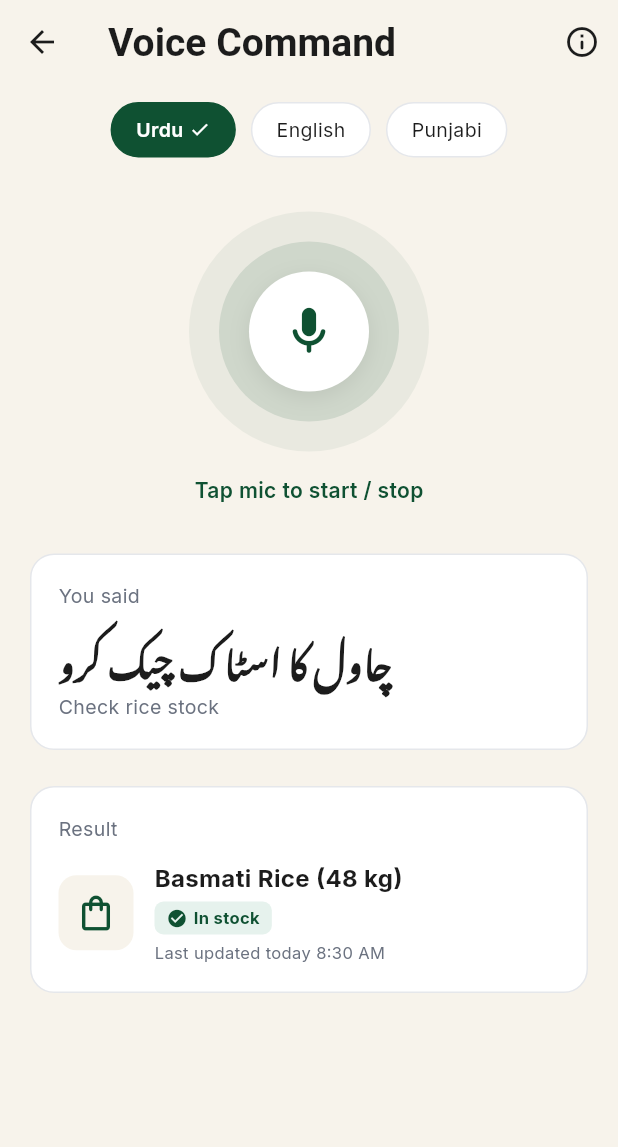
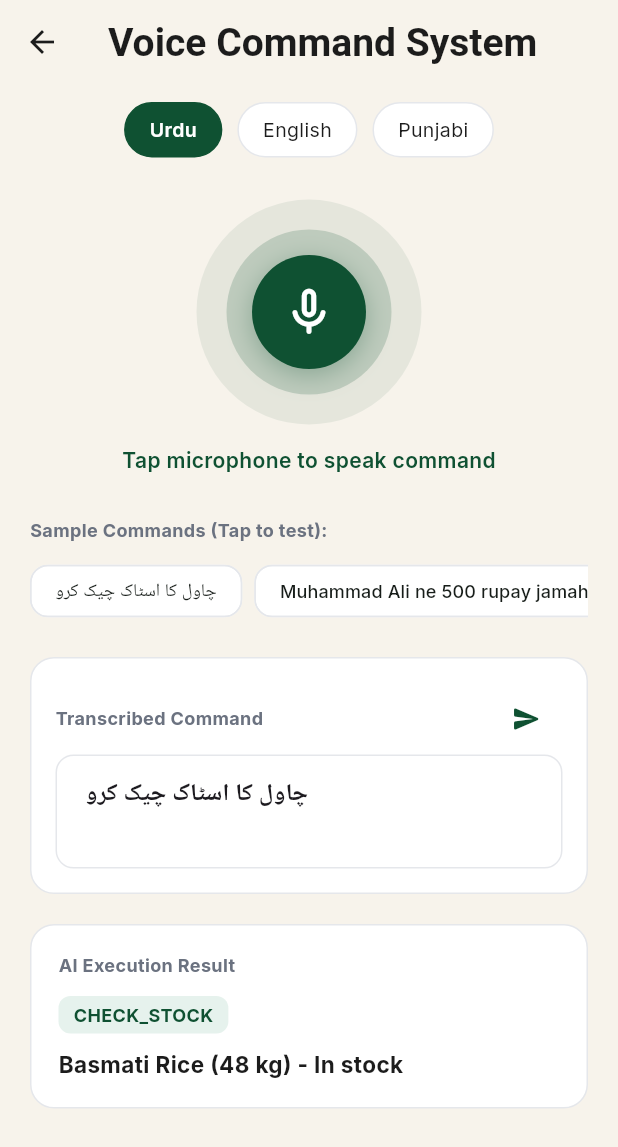
Before and after one commit to AbdulRehman732/Smartkhata, a Flutter app: the VoiceCommandScreen screen opened directly, on a phone screen of 412 x 824 dp. Shown: the top 1147 px of the screen. Run offline on Flutter 3.47's test engine with Material 3 defaults, Android fonts, the phone set to English and light mode, and no system bars; our stand-ins replace google_fonts, shared_preferences, speech_to_text, sqflite; accounts and stored records are empty; Roboto replaces fonts that are missing (Instrument Serif).

Commit message:
Integrate live microphone recording (speech_to_text) in voice command system

```diff
--- a/smart_khata_app/lib/screens/voice_command_screen.dart
+++ b/smart_khata_app/lib/screens/voice_command_screen.dart
@@ -1,5 +1,6 @@
 import 'package:flutter/material.dart';
 import 'package:google_fonts/google_fonts.dart';
+import 'package:speech_to_text/speech_to_text.dart' as stt;
 import '../core/api_client.dart';
 import '../core/constants.dart';
 
@@ -12,14 +13,18 @@ class VoiceCommandScreen extends StatefulWidget {
 
 class _VoiceCommandScreenState extends State<VoiceCommandScreen> {
   final _promptController = TextEditingController(text: 'چاول کا اسٹاک چیک کرو');
+  late stt.SpeechToText _speech;
+  bool _isListening = false;
+  bool _speechAvailable = false;
   bool _isProcessing = false;
-  String _selectedLanguage = 'Urdu';
+  String _selectedLanguage = 'Urdu'; // 'Urdu', 'English', 'Punjabi'
   Map<String, dynamic>? _responseResult;
 
   @override
   void initState() {
     super.initState();
-    // Default demo intent result matching design 3
+    _speech = stt.SpeechToText();
+    _initSpeech();
     _responseResult = {
       'intent': 'CHECK_STOCK',
       'reply': 'Basmati Rice (48 kg) - In stock',
@@ -29,12 +34,84 @@ class _VoiceCommandScreenState extends State<VoiceCommandScreen> {
     };
   }
 
+  Future<void> _initSpeech() async {
+    try {
+      bool available = await _speech.initialize(
+        onStatus: (status) {
+          if (status == 'done' || status == 'notListening') {
+            if (_isListening) {
+              setState(() => _isListening = false);
+              if (_promptController.text.trim().isNotEmpty) {
+                _sendTextCommand(_promptController.text);
+              }
+            }
+          }
+        },
+        onError: (errorNotification) {
+          setState(() => _isListening = false);
+        },
+      );
+      setState(() {
+        _speechAvailable = available;
+      });
+    } catch (_) {
+      setState(() {
+        _speechAvailable = false;
+      });
+    }
+  }
+
+  void _toggleListening() async {
+    if (_isListening) {
+      await _speech.stop();
+      setState(() => _isListening = false);
+      if (_promptController.text.trim().isNotEmpty) {
+        _sendTextCommand(_promptController.text);
+      }
+    } else {
+      if (!_speechAvailable) {
+        bool reinit = await _speech.initialize();
+        if (!reinit) {
+          if (!mounted) return;
+          ScaffoldMessenger.of(context).showSnackBar(
+            const SnackBar(
+              content: Text('Microphone permission not granted or speech recognition unavailable.'),
+              backgroundColor: AppConstants.alertRed,
+            ),
+          );
+          return;
+        }
+      }
+
+      String locale = 'ur_PK';
+      if (_selectedLanguage == 'English') {
+        locale = 'en_US';
+      } else if (_selectedLanguage == 'Punjabi') {
+        locale = 'ur_PK'; // Urdu/Punjabi ASR engine locale
+      }
+
+      setState(() {
+        _isListening = true;
+      });
+
+      _speech.listen(
+        localeId: locale,
+        onResult: (result) {
+          setState(() {
+            _promptController.text = result.recognizedWords;
+          });
+        },
+      );
+    }
+  }
+
   Future<void> _sendTextCommand([String? overrideText]) async {
     final text = (overrideText ?? _promptController.text).trim();
     if (text.isEmpty) return;
 
     setState(() {
       _isProcessing = true;
+      _promptController.text = text;
     });
 
     try {
@@ -65,19 +142,13 @@ class _VoiceCommandScreenState extends State<VoiceCommandScreen> {
           onPressed: () => Navigator.pop(context),
         ),
         title: Text(
-          'Voice Command',
+          'Voice Command System',
           style: GoogleFonts.instrumentSerif(
             color: AppConstants.charcoal,
             fontSize: 26,
             fontWeight: FontWeight.bold,
           ),
         ),
-        actions: [
-          IconButton(
-            icon: const Icon(Icons.info_outline_rounded, color: AppConstants.charcoal),
-            onPressed: () {},
-          ),
-        ],
       ),
       body: SingleChildScrollView(
         padding: const EdgeInsets.symmetric(horizontal: 20.0, vertical: 12.0),
@@ -94,45 +165,52 @@ class _VoiceCommandScreenState extends State<VoiceCommandScreen> {
                 _buildLangChip('Punjabi', _selectedLanguage == 'Punjabi'),
               ],
             ),
-            const SizedBox(height: 36),
+            const SizedBox(height: 28),
 
-            // 2. Central Mic Recording Animation Container
+            // 2. Central Mic Recording Button & Pulse Visualizer
             GestureDetector(
-              onTap: () => _sendTextCommand('چاول کا اسٹاک چیک کرو'),
-              child: Container(
-                width: 160,
-                height: 160,
+              onTap: _toggleListening,
+              child: AnimatedContainer(
+                duration: const Duration(milliseconds: 300),
+                width: _isListening ? 180 : 150,
+                height: _isListening ? 180 : 150,
                 decoration: BoxDecoration(
                   shape: BoxShape.circle,
-                  color: AppConstants.deepEmerald.withValues(alpha: 0.06),
+                  color: _isListening
+                      ? AppConstants.alertRed.withOpacity(0.15)
+                      : AppConstants.deepEmerald.withOpacity(0.08),
                 ),
                 child: Center(
                   child: Container(
-                    width: 120,
-                    height: 120,
+                    width: 110,
+                    height: 110,
                     decoration: BoxDecoration(
                       shape: BoxShape.circle,
-                      color: AppConstants.deepEmerald.withValues(alpha: 0.12),
+                      color: _isListening
+                          ? AppConstants.alertRed.withOpacity(0.3)
+                          : AppConstants.deepEmerald.withOpacity(0.18),
                     ),
                     child: Center(
                       child: Container(
-                        width: 80,
-                        height: 80,
-                        decoration: const BoxDecoration(
+                        width: 76,
+                        height: 76,
+                        decoration: BoxDecoration(
                           shape: BoxShape.circle,
-                          color: AppConstants.surfaceWhite,
+                          color: _isListening ? AppConstants.alertRed : AppConstants.deepEmerald,
                           boxShadow: [
                             BoxShadow(
-                              color: Color.fromRGBO(0, 0, 0, 0.08),
-                              blurRadius: 12,
-                              offset: Offset(0, 4),
+                              color: _isListening
+                                  ? AppConstants.alertRed.withOpacity(0.4)
+                                  : AppConstants.deepEmerald.withOpacity(0.3),
+                              blurRadius: 14,
+                              offset: const Offset(0, 4),
                             ),
                           ],
                         ),
-                        child: const Icon(
-                          Icons.mic_rounded,
+                        child: Icon(
+                          _isListening ? Icons.mic : Icons.mic_none_rounded,
                           size: 38,
-                          color: AppConstants.deepEmerald,
+                          color: Colors.white,
                         ),
                       ),
                     ),
@@ -140,18 +218,86 @@ class _VoiceCommandScreenState extends State<VoiceCommandScreen> {
                 ),
               ),
             ),
-            const SizedBox(height: 16),
+            const SizedBox(height: 14),
             Text(
-              'Tap mic to start / stop',
+              _isListening ? 'Listening... Speak now' : 'Tap microphone to speak command',
               style: GoogleFonts.inter(
-                color: AppConstants.deepEmerald,
+                color: _isListening ? AppConstants.alertRed : AppConstants.deepEmerald,
                 fontSize: 14,
                 fontWeight: FontWeight.w600,
               ),
             ),
-            const SizedBox(height: 32),
+            const SizedBox(height: 28),
 
-            // 3. Speech Transcription Card ("You said")
+            // 3. Quick Sample Voice Commands
+            Align(
+              alignment: Alignment.centerLeft,
+              child: Text(
+                'Sample Commands (Tap to test):',
+                style: GoogleFonts.inter(fontSize: 12, fontWeight: FontWeight.bold, color: AppConstants.textMuted),
+              ),
+            ),
+            const SizedBox(height: 8),
+            SingleChildScrollView(
+              scrollDirection: Axis.horizontal,
+              child: Row(
+                children: [
+                  _buildQuickCommand('چاول کا اسٹاک چیک کرو'),
+                  const SizedBox(width: 8),
+                  _buildQuickCommand('Muhammad Ali ne 500 rupay jamah karwaye'),
+                  const SizedBox(width: 8),
+                  _buildQuickCommand('Ali ko 2 kilo chawal credit per becho'),
+                  const SizedBox(width: 8),
+                  _buildQuickCommand('Ali Cashier ki aaj ki hazari lagao'),
+                ],
+              ),
+            ),
+            const SizedBox(height: 20),
+
+            // 4. Speech Transcription Card ("You said")
+            Container(
+              width: double.infinity,
+              padding: const EdgeInsets.all(16),
+              decoration: BoxDecoration(
+                color: AppConstants.surfaceWhite,
+                borderRadius: BorderRadius.circular(16),
+                border: Border.all(color: AppConstants.softBorder),
+              ),
+              child: Column(
+                crossAxisAlignment: CrossAxisAlignment.start,
+                children: [
+                  Row(
+                    mainAxisAlignment: MainAxisAlignment.spaceBetween,
+                    children: [
+                      Text(
+                        'Transcribed Command',
+                        style: GoogleFonts.inter(
+                          color: AppConstants.textMuted,
+                          fontSize: 12,
+                          fontWeight: FontWeight.bold,
+                        ),
+                      ),
+                      IconButton(
+                        icon: const Icon(Icons.send_rounded, color: AppConstants.deepEmerald, size: 20),
+                        onPressed: () => _sendTextCommand(),
+                      ),
+                    ],
+                  ),
+                  TextField(
+                    controller: _promptController,
+                    maxLines: 2,
+                    style: GoogleFonts.inter(fontSize: 16, fontWeight: FontWeight.w600),
+                    decoration: const InputDecoration(
+                      border: InputBorder.none,
+                      hintText: 'Speak or type your command here...',
+                    ),
+                  ),
+                ],
+              ),
+            ),
+            const SizedBox(height: 20),
+
+            // 5. Action Result Card
             Container(
               width: double.infinity,
               padding: const EdgeInsets.all(18),
@@ -164,121 +310,51 @@ class _VoiceCommandScreenState extends State<VoiceCommandScreen> {
                 crossAxisAlignment: CrossAxisAlignment.start,
                 children: [
                   Text(
-                    'You said',
+                    'AI Execution Result',
                     style: GoogleFonts.inter(
                       color: AppConstants.textMuted,
-                      fontSize: 13,
-                    ),
-                  ),
-                  const SizedBox(height: 10),
-                  Text(
-                    _promptController.text,
-                    style: GoogleFonts.notoNastaliqUrdu(
-                      color: AppConstants.charcoal,
-                      fontSize: 26,
-                      height: 1.5,
+                      fontSize: 12,
                       fontWeight: FontWeight.bold,
                     ),
                   ),
-                  const SizedBox(height: 6),
-                  Text(
-                    'Check rice stock',
+                  const SizedBox(height: 12),
+                  if (_isProcessing)
+                    const Center(
+                      child: Padding(
+                        padding: EdgeInsets.all(16.0),
+                        child: CircularProgressIndicator(color: AppConstants.deepEmerald),
+                      ),
+                    )
+                  else if (_responseResult != null)
+                    Column(
+                      crossAxisAlignment: CrossAxisAlignment.start,
+                      children: [
+                        Row(
+                          children: [
+                            Container(
+                              padding: const EdgeInsets.symmetric(horizontal: 10, vertical: 4),
+                              decoration: BoxDecoration(
+                                color: AppConstants.softGreenChip,
+                                borderRadius: BorderRadius.circular(8),
+                              ),
+                              child: Text(
+                                _responseResult!['intent'] ?? 'EXECUTED',
                                 style: GoogleFonts.inter(
-                      color: AppConstants.textMuted,
-                      fontSize: 13,
+                                  color: AppConstants.deepEmerald,
+                                  fontWeight: FontWeight.bold,
+                                  fontSize: 12,
+                                ),
                               ),
                             ),
                           ],
                         ),
-            ),
-            const SizedBox(height: 24),
-
-            // 4. Action Result Card
-            Container(
-              width: double.infinity,
-              padding: const EdgeInsets.all(18),
-              decoration: BoxDecoration(
-                color: AppConstants.surfaceWhite,
-                borderRadius: BorderRadius.circular(16),
-                border: Border.all(color: AppConstants.softBorder),
-              ),
-              child: Column(
-                crossAxisAlignment: CrossAxisAlignment.start,
-                children: [
+                        const SizedBox(height: 10),
                         Text(
-                    'Result',
-                    style: GoogleFonts.inter(
-                      color: AppConstants.textMuted,
-                      fontSize: 13,
-                    ),
-                  ),
-                  const SizedBox(height: 12),
-                  if (_isProcessing)
-                    const Center(child: CircularProgressIndicator(color: AppConstants.deepEmerald))
-                  else
-                    Row(
-                      children: [
-                        Container(
-                          width: 50,
-                          height: 50,
-                          decoration: BoxDecoration(
-                            color: AppConstants.creamBg,
-                            borderRadius: BorderRadius.circular(12),
-                          ),
-                          child: const Icon(
-                            Icons.shopping_bag_outlined,
-                            color: AppConstants.deepEmerald,
-                            size: 28,
-                          ),
-                        ),
-                        const SizedBox(width: 14),
-                        Expanded(
-                          child: Column(
-                            crossAxisAlignment: CrossAxisAlignment.start,
-                            children: [
-                              Text(
-                                _responseResult?['product_name'] ?? 'Basmati Rice (48 kg)',
+                          _responseResult!['reply'] ?? 'Action completed successfully.',
                           style: GoogleFonts.inter(
                             color: AppConstants.charcoal,
                             fontWeight: FontWeight.bold,
-                                  fontSize: 16,
-                                ),
-                              ),
-                              const SizedBox(height: 4),
-                              Row(
-                                children: [
-                                  Container(
-                                    padding: const EdgeInsets.symmetric(horizontal: 8, vertical: 3),
-                                    decoration: BoxDecoration(
-                                      color: AppConstants.softGreenChip,
-                                      borderRadius: BorderRadius.circular(6),
-                                    ),
-                                    child: Row(
-                                      children: [
-                                        const Icon(Icons.check_circle, color: AppConstants.deepEmerald, size: 14),
-                                        const SizedBox(width: 4),
-                                        Text(
-                                          'In stock',
-                                          style: GoogleFonts.inter(
-                                            color: AppConstants.deepEmerald,
-                                            fontSize: 11,
-                                            fontWeight: FontWeight.bold,
-                                          ),
-                                        ),
-                                      ],
-                                    ),
-                                  ),
-                                ],
-                              ),
-                              const SizedBox(height: 4),
-                              Text(
-                                _responseResult?['time'] ?? 'Last updated today 8:30 AM',
-                                style: GoogleFonts.inter(
-                                  color: AppConstants.textMuted,
-                                  fontSize: 11,
-                                ),
-                              ),
-                            ],
+                            fontSize: 15,
                           ),
                         ),
                       ],
@@ -304,9 +380,7 @@ class _VoiceCommandScreenState extends State<VoiceCommandScreen> {
             color: isSelected ? AppConstants.deepEmerald : AppConstants.softBorder,
           ),
         ),
-        child: Row(
-          children: [
-            Text(
+        child: Text(
           label,
           style: GoogleFonts.inter(
             color: isSelected ? Colors.white : AppConstants.charcoal,
@@ -314,13 +388,19 @@ class _VoiceCommandScreenState extends State<VoiceCommandScreen> {
             fontWeight: isSelected ? FontWeight.w600 : FontWeight.normal,
           ),
         ),
-            if (isSelected) ...[
-              const SizedBox(width: 4),
-              const Icon(Icons.check, color: Colors.white, size: 14),
-            ],
-          ],
-        ),
       ),
     );
   }
+
+  Widget _buildQuickCommand(String text) {
+    return ActionChip(
+      label: Text(text, style: GoogleFonts.inter(fontSize: 12)),
+      backgroundColor: AppConstants.surfaceWhite,
+      shape: RoundedRectangleBorder(
+        borderRadius: BorderRadius.circular(12),
+        side: const BorderSide(color: AppConstants.softBorder),
+      ),
+      onPressed: () => _sendTextCommand(text),
+    );
   }
+}
--- a/smart_khata_app/pubspec.yaml
+++ b/smart_khata_app/pubspec.yaml
@@ -18,6 +18,7 @@ dependencies:
   google_fonts: ^6.1.0
   pdf: ^3.10.8
   printing: ^5.12.0
+  speech_to_text: ^6.6.0
 
 dev_dependencies:
   flutter_test:
```
Also changed, not shown: smart_khata_app/pubspec.lock, 1 other file. Lines whose indentation alone changed are shown as unchanged.
